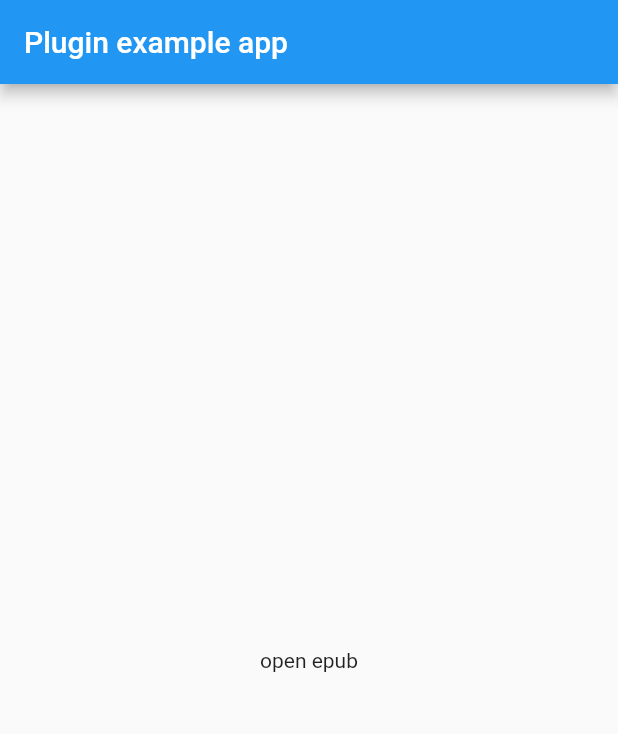
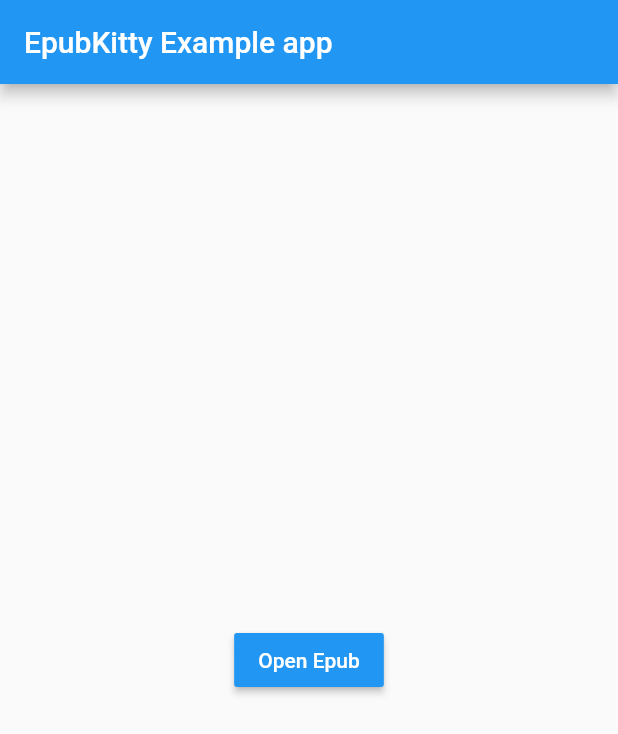
Before and after one commit to 451518849/epub_kitty, a Flutter app: the screen it shows after launch, on a phone screen of 412 x 824 dp. Shown: the top 734 px of the screen. Run offline on Flutter 3.47's test engine with Material 2 defaults, Android fonts, the phone set to English and light mode, and no system bars.

Commit message:
major refactor

```diff
--- a/example/lib/main.dart
+++ b/example/lib/main.dart
@@ -1,10 +1,6 @@
 import 'dart:io';
-
 import 'package:flutter/material.dart';
-import 'dart:async';
-
-import 'package:flutter/services.dart';
-import 'package:epub_kitty/epub_kitty.dart';
+import 'package:epub_kitty_lib/epub_kitty_lib.dart';
 import 'package:path_provider/path_provider.dart';
 
 void main() => runApp(MyApp());
@@ -15,17 +11,9 @@ class MyApp extends StatefulWidget {
 }
 
 class _MyAppState extends State<MyApp> {
-  static const pageChannel =
-      const EventChannel('com.xiaofwang.epub_kitty/page');
-
   @override
   void initState() {
     super.initState();
-
-    // pageChannel.receiveBroadcastStream('com.xiaofwang.epub_kitty/page').listen(
-    //     (Object event) {
-    //   print('page:$event');
-    // }, onError: null);
   }
 
   @override
@@ -33,23 +21,24 @@ class _MyAppState extends State<MyApp> {
     return MaterialApp(
       home: Scaffold(
         appBar: AppBar(
-          title: const Text('Plugin example app'),
+          title: const Text('EpubKitty Example app'),
         ),
         body: Center(
-          child: GestureDetector(
-            onTap: () async {
+          child: RaisedButton(
+            color: Colors.blue,
+            textColor: Colors.white,
+            onPressed: () async {
               Directory appDocDir = await getApplicationDocumentsDirectory();
               print('$appDocDir');
 
-              String iosBookPath = '${appDocDir.path}/4.epub';
               String androidBookPath =
                   'file:///android_asset/PhysicsSyllabus.epub';
-              EpubKitty.setConfig("iosBook", "#32a852", "vertical", true);
-              EpubKitty.open(iosBookPath);
+              EpubKitty.setConfig("iosBook", "#32a852", "vertical", true,
+                  shouldHideNavigationOnTap: false);
+
+              EpubKitty.open(androidBookPath);
             },
-            child: Container(
-              child: Text('open epub'),
-            ),
+            child: Text('Open Epub'),
           ),
         ),
       ),
--- a/example/pubspec.yaml
+++ b/example/pubspec.yaml
@@ -1,5 +1,5 @@
 name: epub_kitty_example
-description: Demonstrates how to use the epub_kitty plugin.
+description: Demonstrates how to use the epub_kitty_lib plugin.
 publish_to: 'none'
 
 environment:
@@ -17,7 +17,7 @@ dev_dependencies:
   flutter_test:
     sdk: flutter
 
-  epub_kitty:
+  epub_kitty_lib:
     path: ../
 
   path_provider: ^1.4.0
--- a/lib/epub_kitty.dart
+++ /dev/null
@@ -1,30 +0,0 @@
-import 'package:flutter/services.dart';
-
-class EpubKitty {
-  static const MethodChannel _channel = const MethodChannel('epub_kitty');
-
-  /// @param identifier unique key for epub
-  /// @param themeColor
-  /// @param scrollDirection
-  /// @param allowSharing
-  static void setConfig(String identifier, String themeColor,
-      String scrollDirection, bool allowSharing,
-      {bool shouldHideNavigationOnTap = false}) async {
-    Map<String, dynamic> agrs = {
-      "identifier": identifier,
-      "themeColor": themeColor,
-      "scrollDirection": scrollDirection,
-      "allowSharing": allowSharing,
-      "shouldHideNavigationOnTap": shouldHideNavigationOnTap,
-    };
-    await _channel.invokeMethod('setConfig', agrs);
-  }
-
-  /// @param bookPath the local path in cache
-  static void open(String bookPath) async {
-    Map<String, dynamic> agrs = {
-      "bookPath": bookPath,
-    };
-    await _channel.invokeMethod('open', agrs);
-  }
-}
--- /dev/null
+++ b/lib/epub_kitty_lib.dart
@@ -0,0 +1,31 @@
+import 'package:flutter/services.dart';
+
+class EpubKitty {
+  static const MethodChannel _channel = const MethodChannel('epub_kitty_lib');
+
+  /// @param identifier unique key for epub
+  /// @param themeColor
+  /// @param scrollDirection
+  /// @param allowSharing
+  /// @param shouldHideNavigationOnTap (optional)
+  static void setConfig(String identifier, String themeColor,
+      String scrollDirection, bool allowSharing,
+      {bool shouldHideNavigationOnTap = false}) async {
+    Map<String, dynamic> agrs = {
+      "identifier": identifier,
+      "themeColor": themeColor,
+      "scrollDirection": scrollDirection,
+      "allowSharing": allowSharing,
+      "shouldHideNavigationOnTap": shouldHideNavigationOnTap,
+    };
+    await _channel.invokeMethod('setConfig', agrs);
+  }
+
+  /// @param bookPath the local path in cache
+  static void open(String bookPath) async {
+    Map<String, dynamic> agrs = {
+      "bookPath": bookPath,
+    };
+    await _channel.invokeMethod('open', agrs);
+  }
+}
```
Also changed, not shown: pubspec.yaml (+10 -40 lines), example/pubspec.lock, pubspec.lock, 55 other files.
